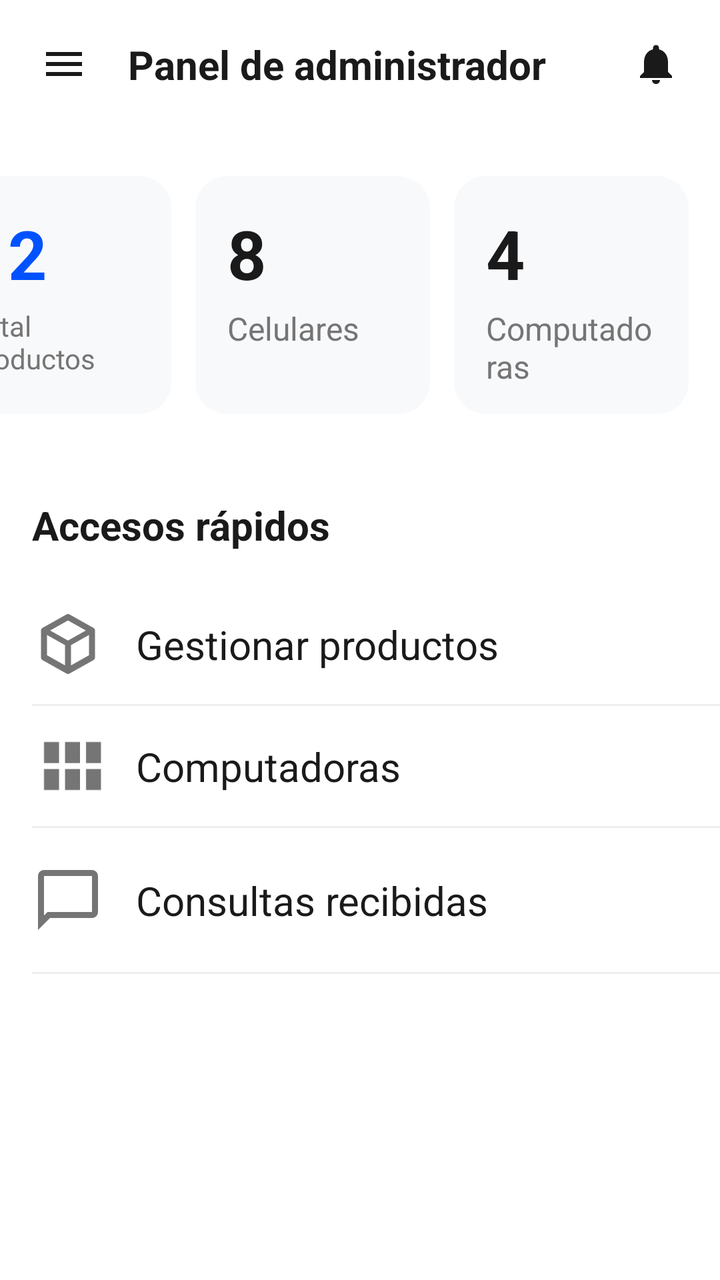
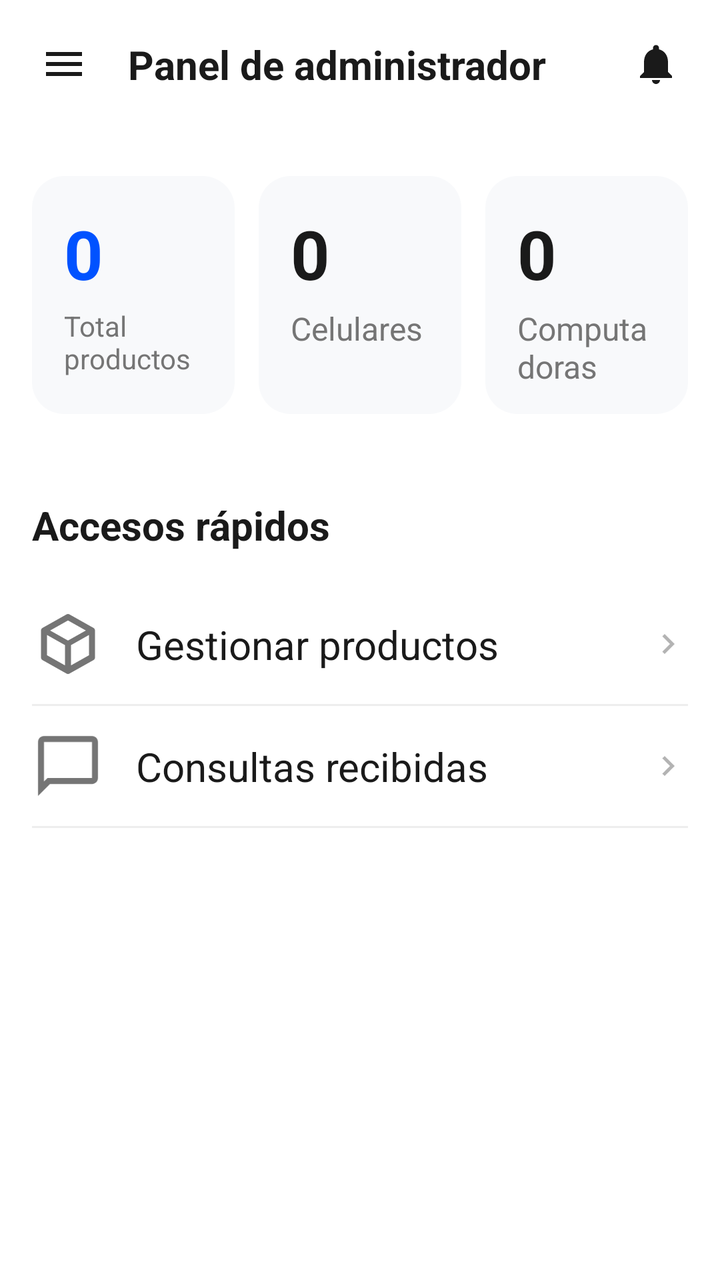

The first picture is an Android layout as it rendered before a commit; the second is the same layout after the commit. The layout source and the unified diff follow.
<!-- AndroidManifest.xml: application theme Theme.MyApplication -->
<!-- res/layout/admin_panel.xml -->
<?xml version="1.0" encoding="utf-8"?>
<androidx.constraintlayout.widget.ConstraintLayout xmlns:android="http://schemas.android.com/apk/res/android"
    xmlns:app="http://schemas.android.com/apk/res-auto"
    xmlns:tools="http://schemas.android.com/tools"
    android:id="@+id/main"
    android:layout_width="match_parent"
    android:layout_height="match_parent"
    android:background="@color/white"
    tools:context=".MainActivity10">

    
    <androidx.constraintlayout.widget.ConstraintLayout
        android:id="@+id/cl_top_bar"
        android:layout_width="match_parent"
        android:layout_height="64dp"
        android:paddingHorizontal="16dp"
        app:layout_constraintTop_toTopOf="parent">

        <ImageView
            android:id="@+id/iv_menu_drawer"
            android:layout_width="32dp"
            android:layout_height="32dp"
            android:padding="4dp"
            android:src="@drawable/ic_menu"
            app:layout_constraintBottom_toBottomOf="parent"
            app:layout_constraintStart_toStartOf="parent"
            app:layout_constraintTop_toTopOf="parent"
            app:tint="@color/text_black"
            android:contentDescription="@null" />

        <TextView
            android:id="@+id/tv_admin_panel_title"
            android:layout_width="wrap_content"
            android:layout_height="wrap_content"
            android:layout_marginStart="16dp"
            android:text="@string/admin_panel_title"
            android:textColor="@color/text_black"
            android:textSize="20sp"
            android:textStyle="bold"
            app:layout_constraintBottom_toBottomOf="parent"
            app:layout_constraintStart_toEndOf="@id/iv_menu_drawer"
            app:layout_constraintTop_toTopOf="parent" />

        <ImageView
            android:id="@+id/iv_notifications"
            android:layout_width="32dp"
            android:layout_height="32dp"
            android:padding="4dp"
            android:src="@drawable/ic_notifications"
            app:layout_constraintBottom_toBottomOf="parent"
            app:layout_constraintEnd_toEndOf="parent"
            app:layout_constraintTop_toTopOf="parent"
            app:tint="@color/text_black"
            android:contentDescription="@null" />

    </androidx.constraintlayout.widget.ConstraintLayout>

    
    <LinearLayout
        android:id="@+id/ll_summary"
        android:layout_width="408dp"
        android:layout_height="129dp"
        android:layout_marginTop="24dp"
        android:baselineAligned="false"
        android:orientation="horizontal"
        android:paddingHorizontal="16dp"
        app:layout_constraintEnd_toEndOf="parent"
        app:layout_constraintTop_toBottomOf="@id/cl_top_bar">

        
        <androidx.constraintlayout.widget.ConstraintLayout
            android:layout_width="0dp"
            android:layout_height="119dp"
            android:layout_marginEnd="8dp"
            android:layout_weight="1"
            android:background="@drawable/bg_category_card"
            android:padding="16dp">

            <TextView
                android:id="@+id/tv_total_count"
                android:layout_width="wrap_content"
                android:layout_height="wrap_content"
                android:text="@string/total_products_count"
                android:textColor="@color/brand_blue"
                android:textSize="34sp"
                android:textStyle="bold"
                app:layout_constraintStart_toStartOf="parent"
                app:layout_constraintTop_toTopOf="parent" />

            <TextView
                android:layout_width="wrap_content"
                android:layout_height="wrap_content"
                android:layout_marginTop="4dp"
                android:text="@string/total_products_label"
                android:textColor="@color/text_grey"
                android:textSize="14sp"
                app:layout_constraintStart_toStartOf="parent"
                app:layout_constraintTop_toBottomOf="@id/tv_total_count" />
        </androidx.constraintlayout.widget.ConstraintLayout>

        
        <androidx.constraintlayout.widget.ConstraintLayout
            android:layout_width="0dp"
            android:layout_height="119dp"
            android:layout_marginHorizontal="4dp"
            android:layout_weight="1"
            android:background="@drawable/bg_category_card"
            android:padding="16dp">

            <TextView
                android:id="@+id/tv_cel_count"
                android:layout_width="wrap_content"
                android:layout_height="wrap_content"
                android:text="@string/cellphones_count"
                android:textColor="@color/text_black"
                android:textSize="34sp"
                android:textStyle="bold"
                app:layout_constraintStart_toStartOf="parent"
                app:layout_constraintTop_toTopOf="parent" />

            <TextView
                android:layout_width="wrap_content"
                android:layout_height="wrap_content"
                android:layout_marginTop="4dp"
                android:text="@string/cat_celulares"
                android:textColor="@color/text_grey"
                android:textSize="16sp"
                app:layout_constraintStart_toStartOf="parent"
                app:layout_constraintTop_toBottomOf="@id/tv_cel_count" />
        </androidx.constraintlayout.widget.ConstraintLayout>

        
        <androidx.constraintlayout.widget.ConstraintLayout
            android:layout_width="0dp"
            android:layout_height="119dp"
            android:layout_marginStart="8dp"
            android:layout_weight="1"
            android:background="@drawable/bg_category_card"
            android:padding="16dp">

            <TextView
                android:id="@+id/tv_comp_count"
                android:layout_width="wrap_content"
                android:layout_height="wrap_content"
                android:text="@string/computers_count"
                android:textColor="@color/text_black"
                android:textSize="34sp"
                android:textStyle="bold"
                app:layout_constraintStart_toStartOf="parent"
                app:layout_constraintTop_toTopOf="parent" />

            <TextView
                android:layout_width="wrap_content"
                android:layout_height="wrap_content"
                android:layout_marginTop="4dp"
                android:text="@string/cat_computadoras"
                android:textColor="@color/text_grey"
                android:textSize="16sp"
                app:layout_constraintStart_toStartOf="parent"
                app:layout_constraintTop_toBottomOf="@id/tv_comp_count" />
        </androidx.constraintlayout.widget.ConstraintLayout>
    </LinearLayout>

    
    <TextView
        android:id="@+id/tv_quick_access_title"
        android:layout_width="wrap_content"
        android:layout_height="wrap_content"
        android:layout_marginTop="32dp"
        android:layout_marginStart="16dp"
        android:text="@string/quick_access_title"
        android:textColor="@color/text_black"
        android:textSize="20sp"
        android:textStyle="bold"
        app:layout_constraintStart_toStartOf="parent"
        app:layout_constraintTop_toBottomOf="@id/ll_summary" />

    
    <LinearLayout
        android:layout_width="414dp"
        android:layout_height="231dp"
        android:layout_marginTop="16dp"
        android:orientation="vertical"
        android:paddingHorizontal="16dp"
        app:layout_constraintTop_toBottomOf="@id/tv_quick_access_title">

        
        <androidx.constraintlayout.widget.ConstraintLayout
            android:layout_width="match_parent"
            android:layout_height="60dp">

            <ImageView
                android:id="@+id/iv_menu_products"
                android:layout_width="36dp"
                android:layout_height="36dp"
                android:contentDescription="@null"
                android:src="@drawable/ic_box"
                app:layout_constraintBottom_toBottomOf="parent"
                app:layout_constraintStart_toStartOf="parent"
                app:layout_constraintTop_toTopOf="parent"
                app:tint="@color/text_grey" />

            <TextView
                android:layout_width="0dp"
                android:layout_height="wrap_content"
                android:layout_marginStart="16dp"
                android:text="@string/manage_products"
                android:textColor="@color/text_black"
                android:textSize="20sp"
                app:layout_constraintBottom_toBottomOf="parent"
                app:layout_constraintEnd_toStartOf="@+id/iv_arrow1"
                app:layout_constraintStart_toEndOf="@id/iv_menu_products"
                app:layout_constraintTop_toTopOf="parent" />

            <ImageView
                android:id="@+id/iv_arrow1"
                android:layout_width="20dp"
                android:layout_height="20dp"
                android:alpha="0.3"
                android:contentDescription="@null"
                android:src="@drawable/ic_chevron_right"
                app:layout_constraintBottom_toBottomOf="parent"
                app:layout_constraintEnd_toEndOf="parent"
                app:layout_constraintTop_toTopOf="parent" />
        </androidx.constraintlayout.widget.ConstraintLayout>

        <View
            android:layout_width="match_parent"
            android:layout_height="1dp"
            android:background="@color/divider_grey" />

        
        <androidx.constraintlayout.widget.ConstraintLayout
            android:layout_width="match_parent"
            android:layout_height="60dp">

            <ImageView
                android:id="@+id/iv_menu_categories"
                android:layout_width="36dp"
                android:layout_height="36dp"
                android:contentDescription="@null"
                android:src="@drawable/ic_grid"
                app:layout_constraintBottom_toBottomOf="parent"
                app:layout_constraintStart_toStartOf="parent"
                app:layout_constraintTop_toTopOf="parent"
                app:tint="@color/text_grey" />

            <TextView
                android:layout_width="0dp"
                android:layout_height="wrap_content"
                android:layout_marginStart="16dp"
                android:text="@string/cat_computadoras"
                android:textColor="@color/text_black"
                android:textSize="20sp"
                app:layout_constraintBottom_toBottomOf="parent"
                app:layout_constraintEnd_toStartOf="@+id/iv_arrow2"
                app:layout_constraintStart_toEndOf="@id/iv_menu_categories"
                app:layout_constraintTop_toTopOf="parent" />

            <ImageView
                android:id="@+id/iv_arrow2"
                android:layout_width="20dp"
                android:layout_height="20dp"
                android:alpha="0.3"
                android:contentDescription="@null"
                android:src="@drawable/ic_chevron_right"
                app:layout_constraintBottom_toBottomOf="parent"
                app:layout_constraintEnd_toEndOf="parent"
                app:layout_constraintTop_toTopOf="parent" />
        </androidx.constraintlayout.widget.ConstraintLayout>

        <View
            android:layout_width="match_parent"
            android:layout_height="1dp"
            android:background="@color/divider_grey" />

        
        <androidx.constraintlayout.widget.ConstraintLayout
            android:layout_width="380dp"
            android:layout_height="72dp">

            <ImageView
                android:id="@+id/iv_menu_received_queries"
                android:layout_width="36dp"
                android:layout_height="36dp"
                android:contentDescription="@null"
                android:src="@drawable/ic_chat_bubble"
                app:layout_constraintBottom_toBottomOf="parent"
                app:layout_constraintStart_toStartOf="parent"
                app:layout_constraintTop_toTopOf="parent"
                app:tint="@color/text_grey" />

            <TextView
                android:layout_width="0dp"
                android:layout_height="wrap_content"
                android:layout_marginStart="16dp"
                android:text="@string/received_queries"
                android:textColor="@color/text_black"
                android:textSize="20sp"
                app:layout_constraintBottom_toBottomOf="parent"
                app:layout_constraintEnd_toStartOf="@+id/iv_arrow3"
                app:layout_constraintStart_toEndOf="@id/iv_menu_received_queries"
                app:layout_constraintTop_toTopOf="parent" />

            <ImageView
                android:id="@+id/iv_arrow3"
                android:layout_width="20dp"
                android:layout_height="20dp"
                android:alpha="0.3"
                android:contentDescription="@null"
                android:src="@drawable/ic_chevron_right"
                app:layout_constraintBottom_toBottomOf="parent"
                app:layout_constraintEnd_toEndOf="parent"
                app:layout_constraintTop_toTopOf="parent" />
        </androidx.constraintlayout.widget.ConstraintLayout>

        <View
            android:layout_width="match_parent"
            android:layout_height="1dp"
            android:background="@color/divider_grey" />

    </LinearLayout>

</androidx.constraintlayout.widget.ConstraintLayout>
<!-- resources referenced by this layout -->
<resources>
  <color name="brand_blue">#0052FF</color>
  <color name="divider_grey">#EEEEEE</color>
  <color name="text_black">#1A1A1A</color>
  <color name="text_grey">#757575</color>
  <color name="white">#FFFFFFFF</color>
  <!-- drawable bg_category_card (drawable) -->
  <?xml version="1.0" encoding="utf-8"?>
  <shape xmlns:android="http://schemas.android.com/apk/res/android">
      <solid android:color="@color/input_bg" />
      <corners android:radius="16dp" />
  </shape>
  <!-- drawable ic_chat_bubble (drawable) -->
  <vector xmlns:android="http://schemas.android.com/apk/res/android"
      android:width="24dp"
      android:height="24dp"
      android:viewportWidth="24"
      android:viewportHeight="24">
      <path
          android:fillColor="#000000"
          android:pathData="M20,2H4C2.9,2 2,2.9 2,4v18l4,-4h14c1.1,0 2,-0.9 2,-2V4C22,2.9 21.1,2 20,2zM20,16H5.17L4,17.17V4h16V16z" />
  </vector>
  <!-- drawable ic_chevron_right (drawable) -->
  <vector xmlns:android="http://schemas.android.com/apk/res/android"
      android:width="24dp"
      android:height="24dp"
      android:viewportWidth="24"
      android:viewportHeight="24">
      <path
          android:fillColor="#000000"
          android:pathData="M10,6L8.59,7.41L13.17,12l-4.58,4.59L10,18l6,-6L10,6z" />
  </vector>
  <!-- drawable ic_grid (drawable) -->
  <vector xmlns:android="http://schemas.android.com/apk/res/android"
      android:width="24dp"
      android:height="24dp"
      android:viewportWidth="24"
      android:viewportHeight="24">
      <path
          android:fillColor="#000000"
          android:pathData="M4,11h5V4H4V11zM4,20h5v-7H4V20zM11,20h5v-7h-5V20zM11,11h5V4h-5V11zM18,20h5v-7h-5V20zM18,11h5V4h-5V11z" />
  </vector>
  <!-- drawable ic_menu (drawable) -->
  <vector xmlns:android="http://schemas.android.com/apk/res/android"
      android:width="24dp"
      android:height="24dp"
      android:viewportWidth="24"
      android:viewportHeight="24">
      <path
          android:fillColor="#000000"
          android:pathData="M3,18h18v-2H3v2zM3,13h18v-2H3v2zM3,6v2h18V6H3z" />
  </vector>
  <!-- drawable ic_notifications (drawable) -->
  <vector xmlns:android="http://schemas.android.com/apk/res/android"
      android:width="24dp"
      android:height="24dp"
      android:viewportWidth="24"
      android:viewportHeight="24">
      <path
          android:fillColor="#000000"
          android:pathData="M12,22c1.1,0 2,-0.9 2,-2h-4c0,1.1 0.89,2 2,2zM18,16v-5c0,-3.07 -1.63,-5.64 -4.5,-6.32V4c0,-0.83 -0.67,-1.5 -1.5,-1.5s-1.5,0.67 -1.5,1.5v0.68C7.64,5.36 6,7.92 6,11v5l-2,2v1h16v-1l-2,-2z" />
  </vector>
  <string name="admin_panel_title">Panel de administrador</string>
  <string name="cat_celulares">Celulares</string>
  <string name="cat_computadoras">Computadoras</string>
  <string name="cellphones_count">8</string>
  <string name="computers_count">4</string>
  <string name="manage_products">Gestionar productos</string>
  <string name="quick_access_title">Accesos rápidos</string>
  <string name="received_queries">Consultas recibidas</string>
  <string name="total_products_count">12</string>
  <string name="total_products_label">Total productos</string>
  <style name="Theme.MyApplication" parent="Theme.MaterialComponents.DayNight.DarkActionBar">
          
          <item name="colorPrimary">@color/purple_500</item>
          <item name="colorPrimaryVariant">@color/purple_700</item>
          <item name="colorOnPrimary">@color/white</item>
          
          <item name="colorSecondary">@color/teal_200</item>
          <item name="colorSecondaryVariant">@color/teal_700</item>
          <item name="colorOnSecondary">@color/black</item>
          
          <item name="android:statusBarColor">?attr/colorPrimaryVariant</item>
          
      </style>
  <color name="input_bg">#F8F9FB</color>
  <color name="purple_500">#FF6200EE</color>
  <color name="purple_700">#FF3700B3</color>
  <color name="teal_200">#FF03DAC5</color>
  <color name="teal_700">#FF018786</color>
  <color name="black">#FF000000</color>
  <!-- unchanged entries left out for length: 1 -->
</resources>

<!-- the commit's change to res/layout/admin_panel.xml (unified diff, before → after) -->
@@ -58,13 +58,12 @@
     
     <LinearLayout
         android:id="@+id/ll_summary"
-        android:layout_width="408dp"
+        android:layout_width="match_parent"
         android:layout_height="129dp"
         android:layout_marginTop="24dp"
         android:baselineAligned="false"
         android:orientation="horizontal"
         android:paddingHorizontal="16dp"
-        app:layout_constraintEnd_toEndOf="parent"
         app:layout_constraintTop_toBottomOf="@id/cl_top_bar">
 
         
@@ -80,7 +79,7 @@
                 android:id="@+id/tv_total_count"
                 android:layout_width="wrap_content"
                 android:layout_height="wrap_content"
-                android:text="@string/total_products_count"
+                android:text="0"
                 android:textColor="@color/brand_blue"
                 android:textSize="34sp"
                 android:textStyle="bold"
@@ -111,7 +110,7 @@
                 android:id="@+id/tv_cel_count"
                 android:layout_width="wrap_content"
                 android:layout_height="wrap_content"
-                android:text="@string/cellphones_count"
+                android:text="0"
                 android:textColor="@color/text_black"
                 android:textSize="34sp"
                 android:textStyle="bold"
@@ -142,7 +141,7 @@
                 android:id="@+id/tv_comp_count"
                 android:layout_width="wrap_content"
                 android:layout_height="wrap_content"
-                android:text="@string/computers_count"
+                android:text="0"
                 android:textColor="@color/text_black"
                 android:textSize="34sp"
                 android:textStyle="bold"
@@ -177,8 +176,8 @@
 
     
     <LinearLayout
-        android:layout_width="414dp"
-        android:layout_height="231dp"
+        android:layout_width="match_parent"
+        android:layout_height="wrap_content"
         android:layout_marginTop="16dp"
         android:orientation="vertical"
         android:paddingHorizontal="16dp"
@@ -186,6 +185,7 @@
 
         
         <androidx.constraintlayout.widget.ConstraintLayout
+            android:id="@+id/cl_manage_products"
             android:layout_width="match_parent"
             android:layout_height="60dp">
 
@@ -235,51 +235,6 @@
             android:layout_height="60dp">
 
             <ImageView
-                android:id="@+id/iv_menu_categories"
-                android:layout_width="36dp"
-                android:layout_height="36dp"
-                android:contentDescription="@null"
-                android:src="@drawable/ic_grid"
-                app:layout_constraintBottom_toBottomOf="parent"
-                app:layout_constraintStart_toStartOf="parent"
-                app:layout_constraintTop_toTopOf="parent"
-                app:tint="@color/text_grey" />
-
-            <TextView
-                android:layout_width="0dp"
-                android:layout_height="wrap_content"
-                android:layout_marginStart="16dp"
-                android:text="@string/cat_computadoras"
-                android:textColor="@color/text_black"
-                android:textSize="20sp"
-                app:layout_constraintBottom_toBottomOf="parent"
-                app:layout_constraintEnd_toStartOf="@+id/iv_arrow2"
-                app:layout_constraintStart_toEndOf="@id/iv_menu_categories"
-                app:layout_constraintTop_toTopOf="parent" />
-
-            <ImageView
-                android:id="@+id/iv_arrow2"
-                android:layout_width="20dp"
-                android:layout_height="20dp"
-                android:alpha="0.3"
-                android:contentDescription="@null"
-                android:src="@drawable/ic_chevron_right"
-                app:layout_constraintBottom_toBottomOf="parent"
-                app:layout_constraintEnd_toEndOf="parent"
-                app:layout_constraintTop_toTopOf="parent" />
-        </androidx.constraintlayout.widget.ConstraintLayout>
-
-        <View
-            android:layout_width="match_parent"
-            android:layout_height="1dp"
-            android:background="@color/divider_grey" />
-
-        
-        <androidx.constraintlayout.widget.ConstraintLayout
-            android:layout_width="380dp"
-            android:layout_height="72dp">
-
-            <ImageView
                 android:id="@+id/iv_menu_received_queries"
                 android:layout_width="36dp"
                 android:layout_height="36dp"
<!-- resource entries referenced after the edit -->
@@ -31,16 +31,6 @@
           android:fillColor="#000000"
           android:pathData="M10,6L8.59,7.41L13.17,12l-4.58,4.59L10,18l6,-6L10,6z" />
   </vector>
-  <!-- drawable ic_grid (drawable) -->
-  <vector xmlns:android="http://schemas.android.com/apk/res/android"
-      android:width="24dp"
-      android:height="24dp"
-      android:viewportWidth="24"
-      android:viewportHeight="24">
-      <path
-          android:fillColor="#000000"
-          android:pathData="M4,11h5V4H4V11zM4,20h5v-7H4V20zM11,20h5v-7h-5V20zM11,11h5V4h-5V11zM18,20h5v-7h-5V20zM18,11h5V4h-5V11z" />
-  </vector>
   <!-- drawable ic_menu (drawable) -->
   <vector xmlns:android="http://schemas.android.com/apk/res/android"
       android:width="24dp"
@@ -64,14 +54,11 @@
   <string name="admin_panel_title">Panel de administrador</string>
   <string name="cat_celulares">Celulares</string>
   <string name="cat_computadoras">Computadoras</string>
-  <string name="cellphones_count">8</string>
-  <string name="computers_count">4</string>
   <string name="manage_products">Gestionar productos</string>
   <string name="quick_access_title">Accesos rápidos</string>
   <string name="received_queries">Consultas recibidas</string>
-  <string name="total_products_count">12</string>
   <string name="total_products_label">Total productos</string>
-  <style name="Theme.MyApplication" parent="Theme.MaterialComponents.DayNight.DarkActionBar">
+  <style name="Theme.MyApplication" parent="Theme.MaterialComponents.DayNight.NoActionBar">
           
           <item name="colorPrimary">@color/purple_500</item>
           <item name="colorPrimaryVariant">@color/purple_700</item>
@@ -83,6 +70,9 @@
           
           <item name="android:statusBarColor">?attr/colorPrimaryVariant</item>
           
+          <item name="android:editTextColor">@color/text_black</item>
+          <item name="android:textColorPrimary">@color/text_black</item>
+          
       </style>
   <color name="input_bg">#F8F9FB</color>
   <color name="purple_500">#FF6200EE</color>
